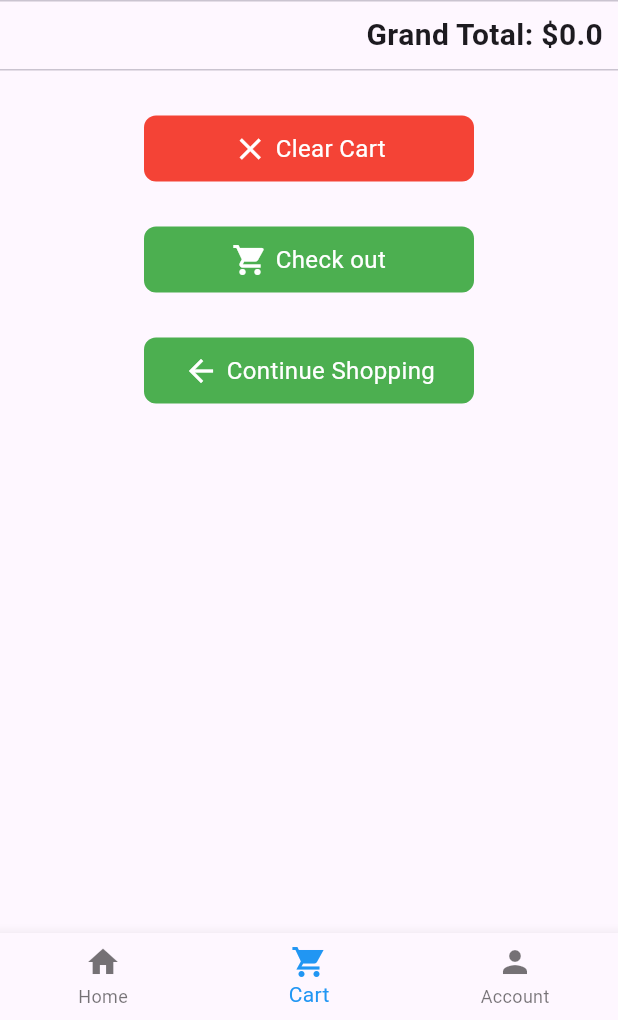
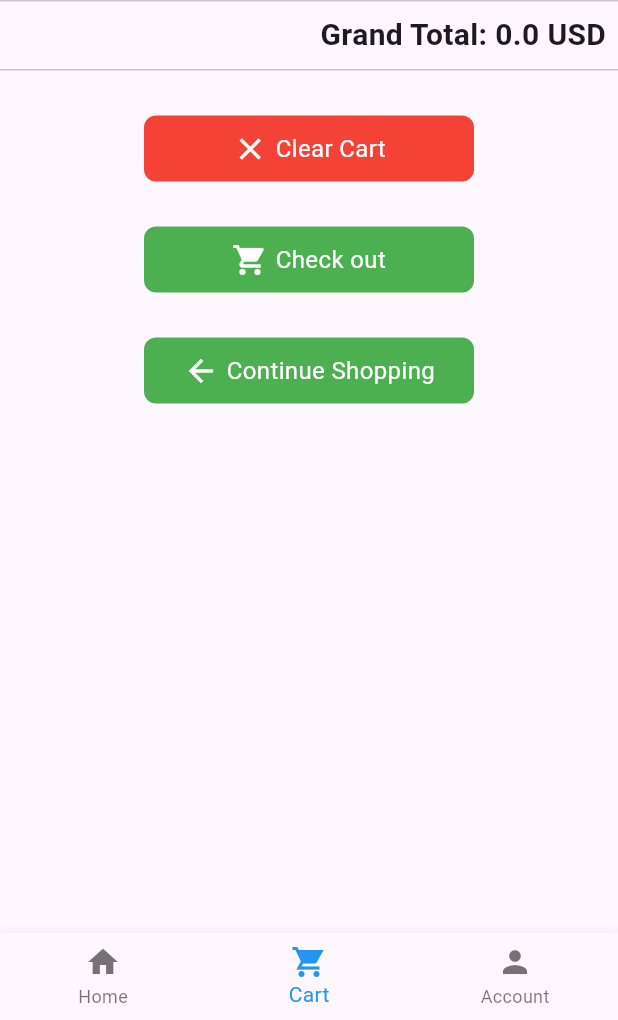
Before and after one commit to HaiNguyen2404/mobile_stores_v2, a Flutter app: the screen it shows after launch, swiped to page 2, on a phone screen of 412 x 824 dp, the part 216-1236 px from its top. Run offline on Flutter 3.47's test engine with Material 3 defaults, Android fonts, the phone set to English and light mode, and no system bars; our stand-ins replace dio, flutter_bloc, hive_flutter; accounts and stored records are empty; generated files the repository leaves out were written again; network calls fail.

Commit message:
Update: localization & test

```diff
--- a/lib/cubit/local_cubit.dart
+++ b/lib/cubit/local_cubit.dart
@@ -1,27 +1,35 @@
 import 'dart:convert';
-import 'dart:ui';
 import 'package:dio/dio.dart';
 import 'package:flutter/foundation.dart';
 import 'package:flutter_bloc/flutter_bloc.dart';
+import 'package:hive_flutter/hive_flutter.dart';
 import 'package:mobile_store/cubit/local_state.dart';
 
 class LocalCubit extends Cubit<LocalState> {
-  LocalCubit() : super(LocalState(local: 'en'));
-  String local = 'en';
-  static double usdValue = 1;
+  LocalCubit({required this.localBox})
+      : super(LocalState(local: localBox.get("language")));
 
-  changeLanguage(Locale locale) {
-    if (locale == const Locale('en')) {
-      local = 'en';
-      emit(English(
-        local: local,
-        currencyValue: usdValue,
-      ));
+  final Box localBox;
+
+  checkLocal() async {
+    if (localBox.get("language") == "vi") {
+      double currencyValue = await getConvertAmount('vnd');
+      emit(Vietnamese(local: 'vi', currencyValue: currencyValue));
     } else {
-      local = 'vi';
-      double currencyValue = getConvertAmount('vnd');
+      emit(English(local: 'en'));
+    }
+  }
+
+  changeLanguage() async {
+    String locale = localBox.get("language");
+    if (locale == 'en') {
+      localBox.put("language", "en");
+      emit(English(local: localBox.get("language")));
+    } else {
+      localBox.put("language", "vi");
+      double currencyValue = await getConvertAmount('vnd');
       emit(Vietnamese(
-        local: local,
+        local: localBox.get("language"),
         currencyValue: currencyValue,
       ));
     }
@@ -37,8 +45,8 @@ class LocalCubit extends Cubit<LocalState> {
       final response = await dio.get('${endPoint}usd.json');
 
       if (response.statusCode == 200) {
-        unitValue =
-            double.parse(jsonDecode(response.data)['usd'][currency].toString());
+        unitValue = double.parse(
+            jsonDecode(response.data)['usd'][currency].toStringAsFixed(1));
       }
 
       return unitValue;
--- a/lib/cubit/local_state.dart
+++ b/lib/cubit/local_state.dart
@@ -4,16 +4,11 @@ class LocalState {
 }
 
 class English extends LocalState {
-  double currencyValue;
-
-  English({
-    required super.local,
-    required this.currencyValue,
-  });
+  English({required super.local});
 }
 
 class Vietnamese extends LocalState {
-  double currencyValue;
+  final double currencyValue;
 
   Vietnamese({
     required super.local,
--- a/lib/main.dart
+++ b/lib/main.dart
@@ -16,7 +16,10 @@ void main() async {
 
   // open the boxes
   await Hive.openBox('cart_box');
-
+  Box localBox = await Hive.openBox('local_box');
+  if (localBox.isEmpty) {
+    localBox.put("language", "en");
+  }
   runApp(const MyApp());
 }
 
@@ -32,7 +35,8 @@ class MyApp extends StatelessWidget {
                 cartBox: Hive.box('cart_box'),
                 dio: Dio(
                     BaseOptions(headers: {'Authorization': 'Bearer $token'})))),
-        BlocProvider<LocalCubit>(create: (context) => LocalCubit()),
+        BlocProvider<LocalCubit>(
+            create: (context) => LocalCubit(localBox: Hive.box("local_box"))),
       ],
       child: BlocBuilder<LocalCubit, LocalState>(
         builder: (_, state) {
@@ -44,7 +48,7 @@ class MyApp extends StatelessWidget {
               GlobalWidgetsLocalizations.delegate,
               GlobalCupertinoLocalizations.delegate,
             ],
-            locale: Locale(state.local),
+            locale: Locale(Hive.box('local_box').get("language")),
             supportedLocales: locale,
             home: const Layout(),
           );
--- a/lib/models/product_repository.dart
+++ b/lib/models/product_repository.dart
@@ -1,5 +1,4 @@
 import 'dart:convert';
-import 'package:flutter/widgets.dart';
 import 'package:mobile_store/models/product.dart';
 import 'package:dio/dio.dart';
 
--- a/lib/pages/cart_page.dart
+++ b/lib/pages/cart_page.dart
@@ -5,6 +5,7 @@ import 'package:mobile_store/cubit/cart_cubit.dart';
 import 'package:mobile_store/cubit/cart_state.dart';
 import 'package:mobile_store/pages/layout.dart';
 import 'package:mobile_store/utilities/variables.dart';
+import 'package:mobile_store/widgets/grand_total.dart';
 import 'package:mobile_store/widgets/my_button.dart';
 import 'package:mobile_store/widgets/order_tile.dart';
 import 'package:flutter_gen/gen_l10n/app_localizations.dart';
@@ -156,20 +157,7 @@ class _CartPageState extends State<CartPage> {
                         );
                       },
                     ),
-                    Container(
-                      alignment: Alignment.centerRight,
-                      padding: const EdgeInsets.only(right: 10),
-                      child: Padding(
-                        padding: const EdgeInsets.symmetric(vertical: 8.0),
-                        child: Text(
-                          '${AppLocalizations.of(context)!.grand_total}: \$${state.grandTotal}',
-                          style: const TextStyle(
-                            fontSize: 20,
-                            fontWeight: FontWeight.bold,
-                          ),
-                        ),
-                      ),
-                    ),
+                    GrandTotal(grandTotal: state.grandTotal),
                   ],
                 );
               }
--- a/lib/pages/layout.dart
+++ b/lib/pages/layout.dart
@@ -1,4 +1,7 @@
 import 'package:flutter/material.dart';
+import 'package:flutter_bloc/flutter_bloc.dart';
+import 'package:mobile_store/cubit/cart_cubit.dart';
+import 'package:mobile_store/cubit/local_cubit.dart';
 import 'package:mobile_store/utilities/variables.dart';
 import 'package:flutter_gen/gen_l10n/app_localizations.dart';
 
@@ -29,6 +32,7 @@ class _LayoutState extends State<Layout> {
   @override
   void initState() {
     super.initState();
+    context.read<LocalCubit>().checkLocal();
   }
 
   @override
--- /dev/null
+++ b/lib/widgets/grand_total.dart
@@ -0,0 +1,50 @@
+import 'package:flutter/material.dart';
+import 'package:flutter_bloc/flutter_bloc.dart';
+import 'package:flutter_gen/gen_l10n/app_localizations.dart';
+import 'package:mobile_store/cubit/local_cubit.dart';
+import 'package:mobile_store/cubit/local_state.dart';
+
+class GrandTotal extends StatelessWidget {
+  const GrandTotal({super.key, required this.grandTotal});
+  final double grandTotal;
+
+  @override
+  Widget build(BuildContext context) {
+    return Padding(
+      padding: const EdgeInsets.only(top: 8, bottom: 8, right: 8.0),
+      child: Row(
+        mainAxisAlignment: MainAxisAlignment.end,
+        children: [
+          Text(
+            '${AppLocalizations.of(context)!.grand_total}: ',
+            style: const TextStyle(
+              fontSize: 20,
+              fontWeight: FontWeight.bold,
+            ),
+          ),
+          BlocBuilder<LocalCubit, LocalState>(
+            builder: (context, state) {
+              if (state is Vietnamese) {
+                return Text(
+                  '${grandTotal * state.currencyValue} đ',
+                  style: const TextStyle(
+                    fontSize: 20,
+                    fontWeight: FontWeight.bold,
+                  ),
+                );
+              } else {
+                return Text(
+                  '$grandTotal USD',
+                  style: const TextStyle(
+                    fontSize: 20,
+                    fontWeight: FontWeight.bold,
+                  ),
+                );
+              }
+            },
+          ),
+        ],
+      ),
+    );
+  }
+}
```
Also changed, not shown: lib/pages/account_page.dart (+15 -9 lines), lib/widgets/order_tile.dart (+3 -8 lines), lib/widgets/price.dart (added, +31 -0 lines), lib/widgets/product_tile.dart (+12 -2 lines), 1 other file.
